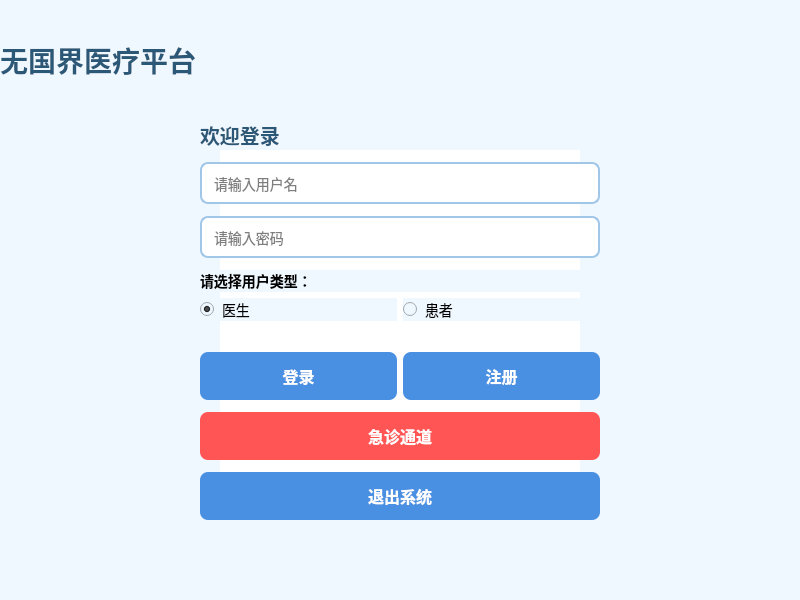
Gray7118/SMS-Smart_Medical_System, file medical_client/widget.ui: the form before one commit.
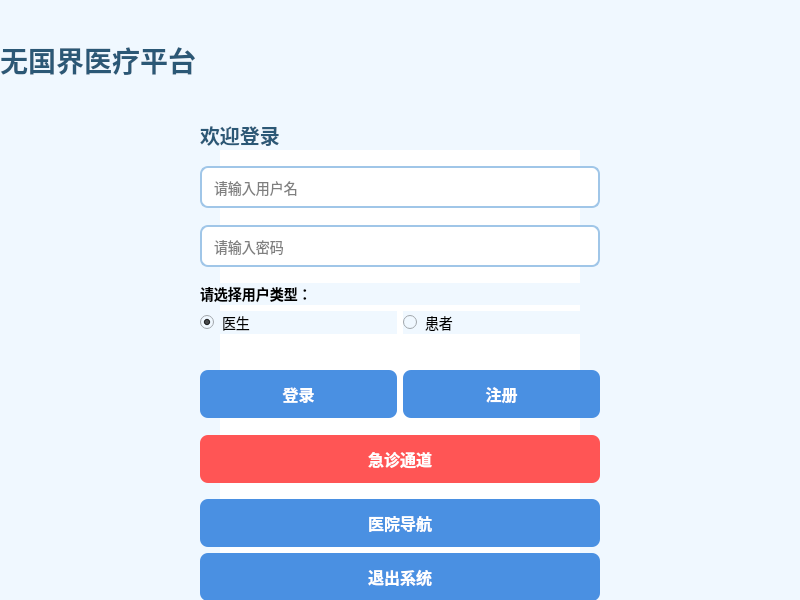
The form after the commit.

Commit message: feat: 合并导航

```diff
--- a/medical_client/widget.ui
+++ b/medical_client/widget.ui
@@ -117,7 +117,7 @@
      <x>200</x>
      <y>120</y>
      <width>400</width>
-     <height>400</height>
+     <height>481</height>
     </rect>
    </property>
    <layout class="QVBoxLayout" name="verticalLayout">
@@ -293,6 +293,13 @@
       </property>
      </spacer>
     </item>
+    <item>
+     <widget class="QPushButton" name="pushButton_navigation">
+      <property name="text">
+       <string>医院导航</string>
+      </property>
+     </widget>
+    </item>
     <item>
      <widget class="QPushButton" name="quitButton">
       <property name="text">
```
Left out of the diff: 40 changed lines with no effect on the pictures. The commit also changes 113 other files.
